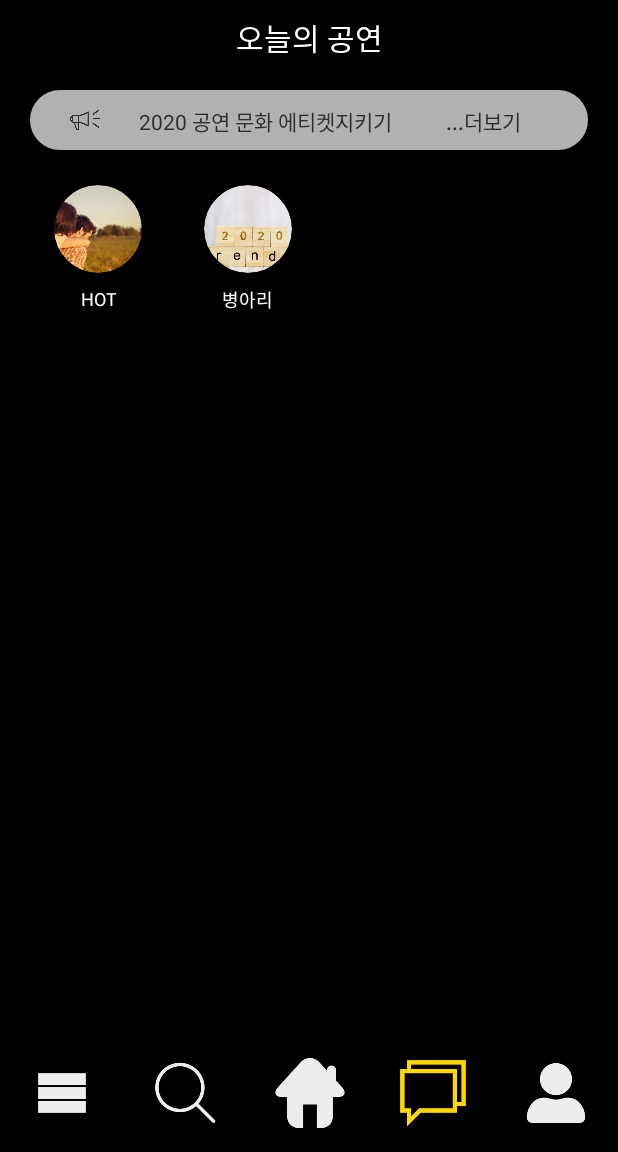
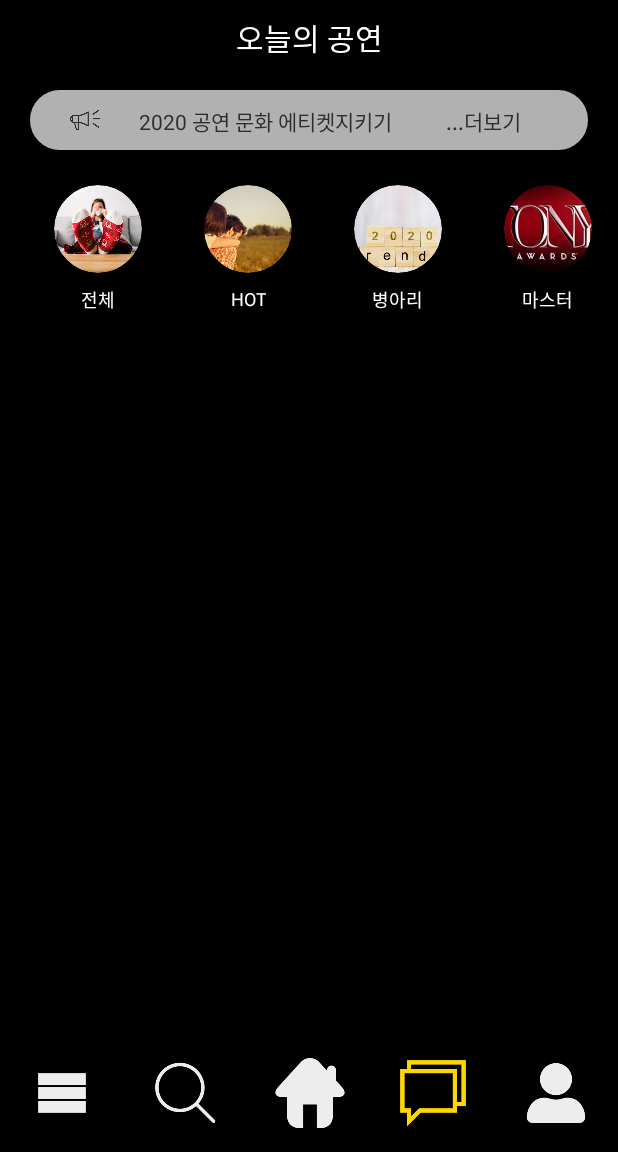
Before and after one commit to JayHan-K/TodayPlay_Android, an Android app: the screen it shows after launch (MainActivity), item 4 of the bottom bar chosen, on a phone screen of 412 x 824 dp, the part 84-1236 px from its top. Run offline under Robolectric (Android 15) with nearby library versions, the phone set to English and light mode, and no system bars; libraries missing offline, so code that uses them is left out: me.relex.circleindicator; plain views replace CircularImageView; 4 statements that could not run were skipped.

Commit message:
JournalFragment

```diff
--- a/app/build.gradle
+++ b/app/build.gradle
@@ -29,6 +29,7 @@ dependencies {
     implementation 'com.mikhaellopez:circularimageview:4.0.1'
     implementation 'androidx.constraintlayout:constraintlayout:1.1.3'
     implementation 'com.google.android.material:material:1.0.0'
+    implementation 'com.makeramen:roundedimageview:2.3.0'
     implementation 'androidx.viewpager2:viewpager2:1.0.0'
     testImplementation 'junit:junit:4.12'
     androidTestImplementation 'androidx.test.ext:junit:1.1.1'
--- a/app/src/main/java/co/kr/todayplay/adapter/JournalListAdaptor.java
+++ b/app/src/main/java/co/kr/todayplay/adapter/JournalListAdapter.java
@@ -1,7 +1,6 @@
 package co.kr.todayplay.adapter;
 
 import android.content.Context;
-import android.graphics.drawable.Drawable;
 import android.view.LayoutInflater;
 import android.view.View;
 import android.view.ViewGroup;
@@ -15,47 +14,9 @@ import androidx.annotation.NonNull;
 import androidx.recyclerview.widget.RecyclerView;
 import co.kr.todayplay.R;
 
-public class JournalListAdaptor extends RecyclerView.Adapter<RecyclerView.ViewHolder> {
+public class JournalListAdapter extends RecyclerView.Adapter<RecyclerView.ViewHolder> {
     public List<Item> data;
     public ArrayList<JournalListViewHolder> journal_itemController = new ArrayList<>();
-
-    public JournalListAdaptor(List<Item> data){
-        super();
-        this.data = data;
-    }
-
-    public static class JournalListViewHolder extends RecyclerView.ViewHolder{
-        public TextView textView;
-        public ImageView imageView;
-        public JournalListViewHolder(View itemView){
-            super(itemView);
-            textView = (TextView)itemView.findViewById(R.id.journal_tv);
-            imageView = (ImageView)itemView.findViewById(R.id.journal_iv);
-        }
-    }
-
-    @NonNull
-    @Override
-    public RecyclerView.ViewHolder onCreateViewHolder(@NonNull ViewGroup parent, int viewType) {
-        LayoutInflater inflater = (LayoutInflater) parent.getContext().getSystemService(Context.LAYOUT_INFLATER_SERVICE);
-        View view = inflater.inflate(R.layout.journal_menu_item, parent, false);
-        JournalListViewHolder holder = new JournalListViewHolder(view);
-        journal_itemController.add(holder);
-        return holder;
-    }
-
-    public void onBindViewHolder(RecyclerView.ViewHolder holder, final int position) {
-        final Item item = data.get(position);
-        final JournalListViewHolder itemController = (JournalListViewHolder) holder;
-        itemController.textView.setText(item.title);
-        itemController.imageView.setImageResource(item.drawable);
-    }
-
-
-    @Override
-    public int getItemCount() {
-        return data.size();
-    }
 
     public static class Item{
         private int drawable;
@@ -83,4 +44,49 @@ public class JournalListAdaptor extends RecyclerView.Adapter<RecyclerView.ViewHo
             this.title = title ;
         }
     }
+
+    public static class JournalListViewHolder extends RecyclerView.ViewHolder{
+        public TextView textView;
+        public ImageView imageView;
+        public JournalListViewHolder(View itemView){
+            super(itemView);
+            textView = (TextView)itemView.findViewById(R.id.journal_tv);
+            imageView = (ImageView)itemView.findViewById(R.id.journal_iv);
+        }
+    }
+
+    public JournalListAdapter(List<Item> data){
+        super();
+        this.data = data;
+    }
+
+    @NonNull
+    @Override
+    public RecyclerView.ViewHolder onCreateViewHolder(@NonNull ViewGroup parent, int viewType) {
+        LayoutInflater inflater = (LayoutInflater) parent.getContext().getSystemService(Context.LAYOUT_INFLATER_SERVICE);
+        View view = inflater.inflate(R.layout.journal_circle_item, parent, false);
+        JournalListViewHolder holder = new JournalListViewHolder(view);
+        journal_itemController.add(holder);
+        return holder;
+    }
+
+    public void onBindViewHolder(RecyclerView.ViewHolder holder, final int position) {
+        final Item item = data.get(position);
+        final JournalListViewHolder itemController = (JournalListViewHolder) holder;
+        itemController.textView.setText(item.title);
+        itemController.imageView.setImageResource(item.drawable);
+        holder.itemView.setOnClickListener(new View.OnClickListener() {
+            @Override
+            public void onClick(View view) {
+                //child fragment 전환
+            }
+        });
+    }
+
+
+    @Override
+    public int getItemCount() {
+        return data.size();
+    }
+
 }
--- a/app/src/main/java/co/kr/todayplay/fragment/Journal/JournalChickFragment.java
+++ b/app/src/main/java/co/kr/todayplay/fragment/Journal/JournalChickFragment.java
@@ -17,6 +17,6 @@ public class JournalChickFragment extends Fragment {
     @Nullable
     @Override
     public View onCreateView(@NonNull LayoutInflater inflater, @Nullable ViewGroup container, @Nullable Bundle savedInstanceState) {
-        return inflater.inflate(R.layout.fragment_journal, container, false);
+        return inflater.inflate(R.layout.fragment_journal_chick, container, false);
     }
 }
--- a/app/src/main/java/co/kr/todayplay/fragment/JournalFragment.java
+++ b/app/src/main/java/co/kr/todayplay/fragment/JournalFragment.java
@@ -1,6 +1,6 @@
 package co.kr.todayplay.fragment;
 
-import android.graphics.drawable.Drawable;
+import android.content.Context;
 import android.os.Bundle;
 import android.view.LayoutInflater;
 import android.view.View;
@@ -18,19 +18,26 @@ import androidx.recyclerview.widget.LinearLayoutManager;
 import androidx.recyclerview.widget.RecyclerView;
 import co.kr.todayplay.MainActivity;
 import co.kr.todayplay.R;
-import co.kr.todayplay.adapter.JournalListAdaptor;
+import co.kr.todayplay.adapter.JournalListAdapter;
 import co.kr.todayplay.fragment.Journal.JournalChickFragment;
 import co.kr.todayplay.fragment.Journal.JournalHotFragment;
 
 public class JournalFragment extends Fragment {
+    MainActivity mainActivity;
     private FragmentManager fragmentManager;
     private JournalChickFragment journalChickFragment;
     private JournalHotFragment journalHotFragment;
     private FragmentTransaction fragmentTransaction;
-    RecyclerView recyclerView;
+    private RecyclerView recyclerView;
 
     public JournalFragment(){
 
+    }
+
+    @Override
+    public void onAttach(@NonNull Context context) {
+        super.onAttach(context);
+        mainActivity = (MainActivity)getActivity();
     }
 
     @Nullable
@@ -40,11 +47,29 @@ public class JournalFragment extends Fragment {
         //MainActivity mainActivity = (MainActivity)getActivity();
         recyclerView = (RecyclerView) rootView.findViewById(R.id.journal_rv);
         recyclerView.setLayoutManager(new LinearLayoutManager(getActivity(), LinearLayoutManager.HORIZONTAL,false));
-        List<JournalListAdaptor.Item> data = new ArrayList<>();
-        data.add(new JournalListAdaptor.Item(R.drawable.editors_sample2,"HOT"));
-        data.add(new JournalListAdaptor.Item(R.drawable.editors_sample1,"병아리"));
-        recyclerView.setAdapter(new JournalListAdaptor(data));
+        List<JournalListAdapter.Item> data = new ArrayList<>();
+        data.add(new JournalListAdapter.Item(R.drawable.editors_sample3,"전체"));
+        data.add(new JournalListAdapter.Item(R.drawable.editors_sample2,"HOT"));
+        data.add(new JournalListAdapter.Item(R.drawable.editors_sample1,"병아리"));
+        data.add(new JournalListAdapter.Item(R.drawable.editors_sample4,"마스터"));
+        data.add(new JournalListAdapter.Item(R.drawable.editors_sample1,"가족"));
+        data.add(new JournalListAdapter.Item(R.drawable.editors_sample2,"연인"));
+
+        recyclerView.setAdapter(new JournalListAdapter(data));
 
         return rootView;
     }
+
+    @Override
+    public void onViewCreated(@NonNull View view, @Nullable Bundle savedInstanceState) {
+        super.onViewCreated(view, savedInstanceState);
+        FragmentManager childFragmentManager = getChildFragmentManager();
+        childFragmentManager.beginTransaction().replace(R.id.journal_child_framelayout, journalHotFragment).commitAllowingStateLoss();
+    }
+
+    @Override
+    public void onDetach() {
+        super.onDetach();
+        mainActivity = null;
+    }
 }
--- a/app/src/main/res/layout/fragment_journal.xml
+++ b/app/src/main/res/layout/fragment_journal.xml
@@ -113,6 +113,7 @@
                 app:layout_constraintEnd_toEndOf="parent"
                 app:layout_constraintBottom_toBottomOf="parent">
                 <FrameLayout
+                    android:id="@+id/journal_child_framelayout"
                     android:layout_width="match_parent"
                     android:layout_height="wrap_content"
                     app:layout_constraintTop_toTopOf="@id/journal_main_part"
--- /dev/null
+++ b/app/src/main/res/layout/fragment_journal_hot.xml
@@ -0,0 +1,6 @@
+<?xml version="1.0" encoding="utf-8"?>
+<androidx.constraintlayout.widget.ConstraintLayout
+    xmlns:android="http://schemas.android.com/apk/res/android" android:layout_width="match_parent"
+    android:layout_height="match_parent">
+
+</androidx.constraintlayout.widget.ConstraintLayout>
```
Also changed, not shown: app/src/main/java/co/kr/todayplay/adapter/JournalChickListAdapter.java (added, +24 -0 lines), app/src/main/java/co/kr/todayplay/adapter/JournalHotListAdapter.java (added, +98 -0 lines), app/src/main/java/co/kr/todayplay/fragment/Journal/JournalHotFragment.java (+24 -1 lines), app/src/main/res/layout/fragment_journal_chick.xml (added, +17 -0 lines), app/src/main/res/layout/journal_hot_issue_card_view.xml (added, +48 -0 lines), app/src/main/res/layout/journal_circle_item.xml (renamed from app/src/main/res/layout/journal_menu_item.xml).
